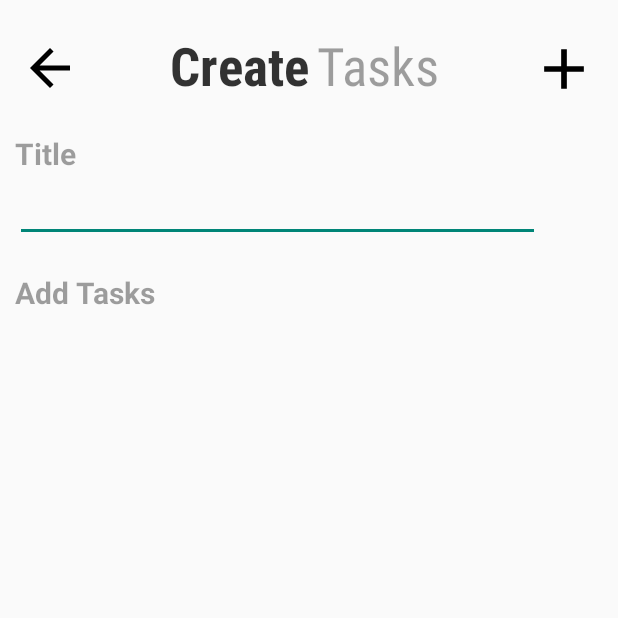
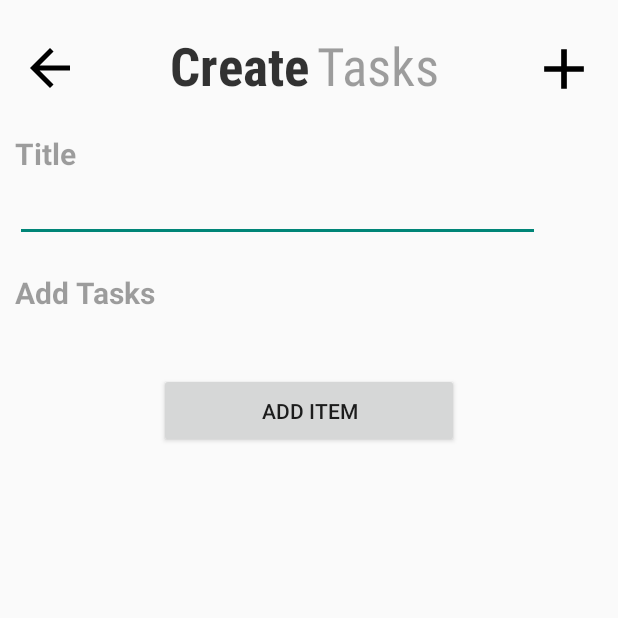
Before and after one commit to KevinAddae/To-Do-App, an Android app built with Jetpack Compose: the CreateListActivity screen opened directly, with no data from a screen before it, on a phone screen of 412 x 824 dp, the top half of it. Run offline under Robolectric (Android 15) with nearby library versions, the phone set to English and light mode, and no system bars.

Commit message:
Added id's to ImageViews and button

```diff
--- a/app/src/main/res/layout/activity_create_list.xml
+++ b/app/src/main/res/layout/activity_create_list.xml
@@ -100,6 +100,17 @@
             android:layout_width="wrap_content"
             android:layout_height="wrap_content" />
 
+        <View
+            android:layout_width="wrap_content"
+            android:layout_height="20dp" />
+
+
+        <Button
+            android:layout_width="200dp"
+            android:layout_height="50dp"
+            android:layout_gravity="center"
+            android:text="Add Item"
+            android:id="@+id/btn_addItem"/>
     </LinearLayout>
 
 
```
